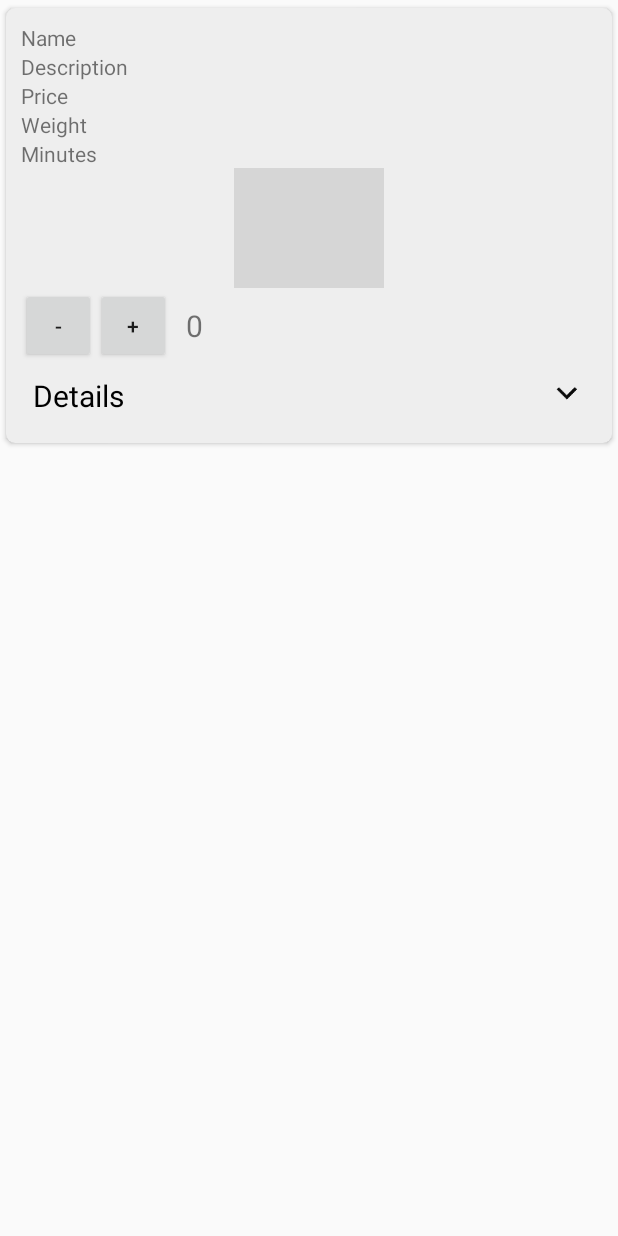
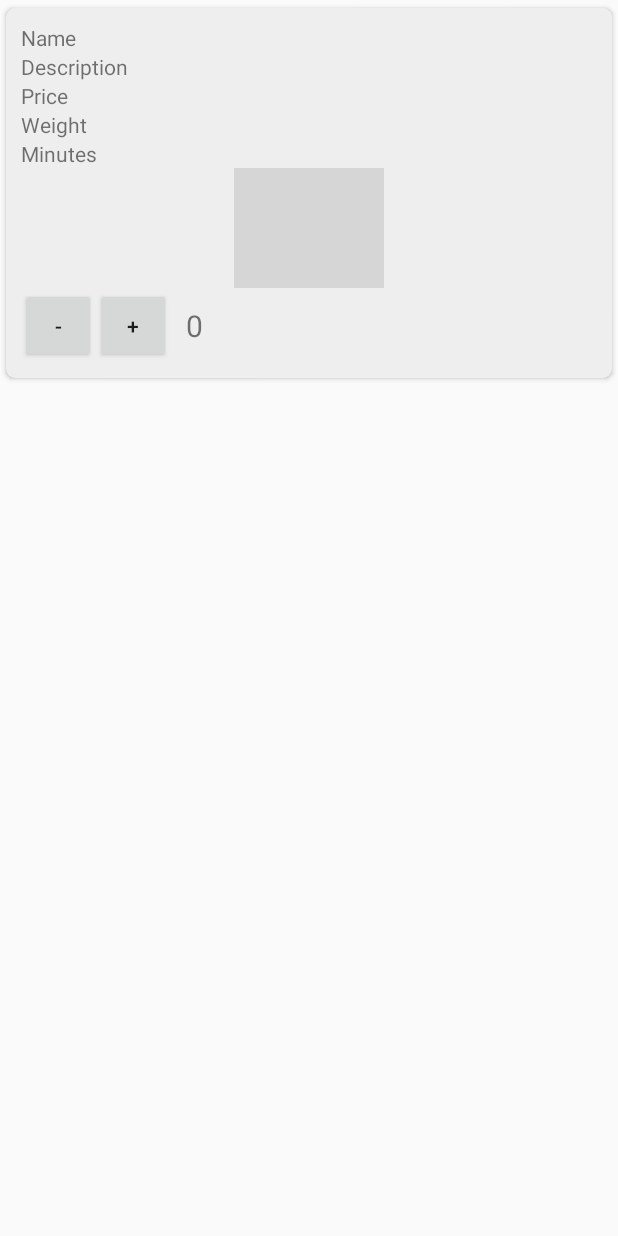
Before and after one commit to ITrubnikov/Restaurants, an Android app: the layout item_dish.xml on its own in the app's theme, with its tools: preview values and no code run, on a phone screen of 412 x 824 dp. Run offline under Robolectric (Android 15) with nearby library versions, the phone set to English and light mode, and no system bars; grey boxes are pictures that could not be loaded.

Commit message:
Исправленна ошибка вылета приложения в дишес

```diff
--- a/app/src/main/java/ru/mcsolutions/restaurants/shisha/adapters/DishesRecyclerAdapter.java
+++ b/app/src/main/java/ru/mcsolutions/restaurants/shisha/adapters/DishesRecyclerAdapter.java
@@ -24,7 +24,6 @@ import ru.mcsolutions.restaurants.shisha.tools.ExpandAndCollapseViewUtil;
 import ru.mcsolutions.restaurants.shisha.tools.Global;
 import ru.mcsolutions.restaurants.shisha.tools.Utils;
 
-import static ru.mcsolutions.restaurants.shisha.R.id.imageViewExpand;
 
 public class DishesRecyclerAdapter extends RecyclerView.Adapter<DishesRecyclerAdapter.DishesViewHolder> {
 
@@ -43,7 +42,7 @@ public class DishesRecyclerAdapter extends RecyclerView.Adapter<DishesRecyclerAd
          ViewGroup viewRoot;
 
         ViewGroup linearLayoutDetails;
-        ImageView imageViewExpand;
+
 
 
 
@@ -63,7 +62,7 @@ public class DishesRecyclerAdapter extends RecyclerView.Adapter<DishesRecyclerAd
             this.viewRoot=(ViewGroup)itemView.findViewById(R.id.linerDish);
 
             this.linearLayoutDetails = (ViewGroup) itemView.findViewById(R.id.linearLayoutDetails);
-            this.imageViewExpand = (ImageView) itemView.findViewById(R.id.imageViewExpand);
+
         }
     }
 
@@ -111,7 +110,7 @@ public class DishesRecyclerAdapter extends RecyclerView.Adapter<DishesRecyclerAd
     @Override
     public void onBindViewHolder(DishesViewHolder viewHolder, final int position) {
 
-        final ImageView imageViewExpand = viewHolder.imageViewExpand;
+
 
         AppCompatTextView textViewName = viewHolder.textViewName;
         String name = dishes.get(position).getName();
@@ -184,7 +183,7 @@ public class DishesRecyclerAdapter extends RecyclerView.Adapter<DishesRecyclerAd
                     params.width = savedWidth;
                     params.height=saverdHeight;
                     ExpandAndCollapseViewUtil.collapse(linearLayoutDetails, DURATION);
-                    imageViewExpand.setImageResource(R.mipmap.less);
+
 
                 } else {
                     savedWidth = params.width;
@@ -192,7 +191,7 @@ public class DishesRecyclerAdapter extends RecyclerView.Adapter<DishesRecyclerAd
                     params.width = 1000;
                     params.height=400;
                     ExpandAndCollapseViewUtil.expand(linearLayoutDetails, DURATION);
-                    imageViewExpand.setImageResource(R.mipmap.more);
+
 
                 }
                 sizeChanged = !sizeChanged;
--- a/app/src/main/res/layout/item_dish.xml
+++ b/app/src/main/res/layout/item_dish.xml
@@ -96,31 +96,7 @@
 
 
         </RelativeLayout>
-        <LinearLayout
-            android:layout_width="match_parent"
-            android:layout_height="wrap_content"
-            android:onClick="toggleDetails"
-            android:orientation="horizontal"
-            android:padding="8dp">
 
-            <TextView
-                android:layout_width="0dp"
-                android:layout_height="wrap_content"
-                android:layout_gravity="center_vertical"
-                android:layout_weight="1"
-                android:gravity="center_vertical"
-                android:text="@string/details"
-                android:textColor="@android:color/black"
-                android:textSize="20sp" />
-
-            <ImageView
-                android:id="@+id/imageViewExpand"
-                android:layout_width="wrap_content"
-                android:layout_height="wrap_content"
-                android:background="@android:color/transparent"
-                android:contentDescription="@string/details"
-                android:src="@mipmap/more" />
-        </LinearLayout>
 
 
         <LinearLayout
```
